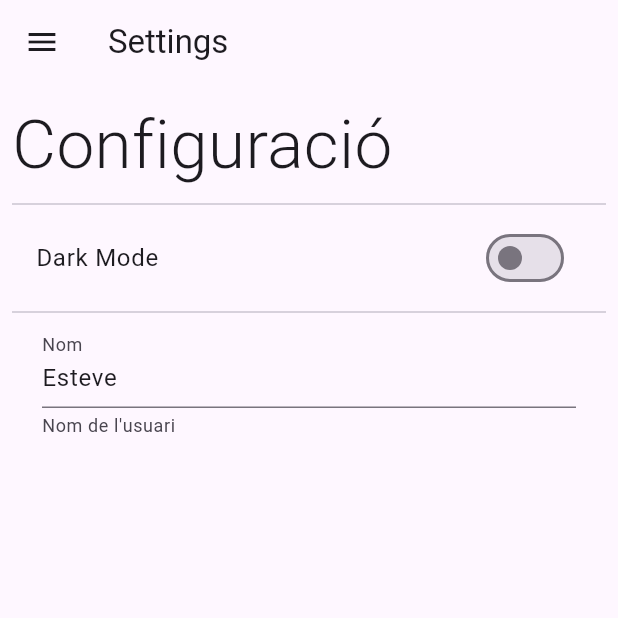
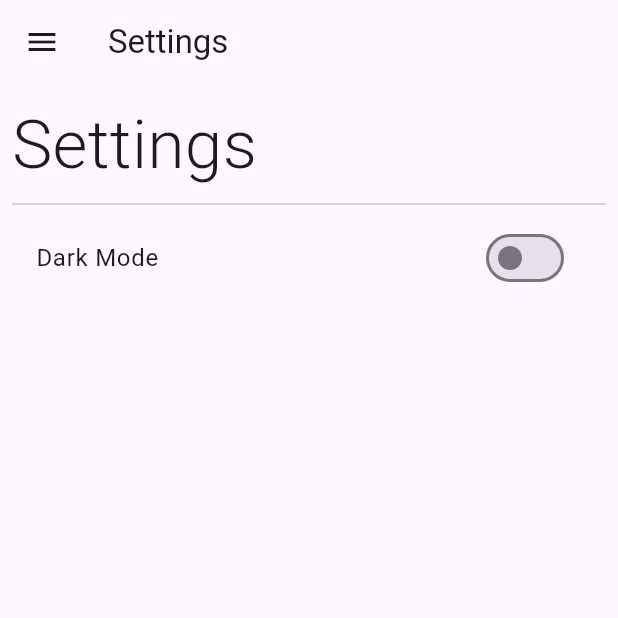
Before and after one commit to Elloberas04/my_app_with_shared_preferences, a Flutter app: the SettingsScreen screen opened by its route, on a phone screen of 412 x 824 dp, the top half of it. Run offline on Flutter 3.47's test engine with Material 3 defaults, Android fonts, the phone set to English and light mode, and no system bars; our stand-ins replace shared_preferences; accounts and stored records are empty.

Commit message:
Afegim comprovacio i llevam part innecessari

```diff
--- a/lib/preferences/preferences.dart
+++ b/lib/preferences/preferences.dart
@@ -3,21 +3,11 @@ import 'package:shared_preferences/shared_preferences.dart';
 class Preferences {
   static late SharedPreferences _prefs;
 
-  static String _nom = 'Esteve';
   static bool _isDarkMode = false;
   static List<String> _llistaTasques = [];
 
   static Future init() async {
     _prefs = await SharedPreferences.getInstance();
-  }
-
-  static String get nom {
-    return _prefs.getString('nom') ?? _nom;
-  }
-
-  static set nom(String value) {
-    _nom = value;
-    _prefs.setString('nom', value);
   }
 
   static bool get isDarkMode {
--- a/lib/screens/home_screen.dart
+++ b/lib/screens/home_screen.dart
@@ -62,6 +62,14 @@ class _HomeScreenState extends State<HomeScreen> {
                       actions: [
                         TextButton(
                           onPressed: () {
+                            if (_nom.isEmpty || _nom == "") {
+                              ScaffoldMessenger.of(context).showSnackBar(
+                                const SnackBar(
+                                  content: Text('The field cannot be empty...'),
+                                ),
+                              );
+                              return;
+                            }
                             setState(() {
                               List<String> historial =
                                   Preferences.llistaTasques;
--- a/lib/screens/settings_screen.dart
+++ b/lib/screens/settings_screen.dart
@@ -27,7 +27,7 @@ class _SettingsScreenState extends State<SettingsScreen> {
           child: Column(
             crossAxisAlignment: CrossAxisAlignment.start,
             children: [
-              const Text('Configuració',
+              const Text('Settings',
                   style: TextStyle(fontSize: 45, fontWeight: FontWeight.w300)),
               const Divider(),
               SwitchListTile(
@@ -41,20 +41,8 @@ class _SettingsScreenState extends State<SettingsScreen> {
                       ? themeProvider.setDarkMode()
                       : themeProvider.setLightMode();
                   setState(() {});
-                  }),
-              const Divider(),
-              Padding(
-                padding: const EdgeInsets.symmetric(horizontal: 20),
-                child: TextFormField(
-                  initialValue: Preferences.nom,
-                  onChanged: (value) {
-                    Preferences.nom = value;
-                    setState(() {});
                 },
-                  decoration: const InputDecoration(
-                      labelText: 'Nom', helperText: 'Nom de l\'usuari'),
               ),
-              )
             ],
           ),
         ),
```
Lines whose indentation alone changed are shown as unchanged.
